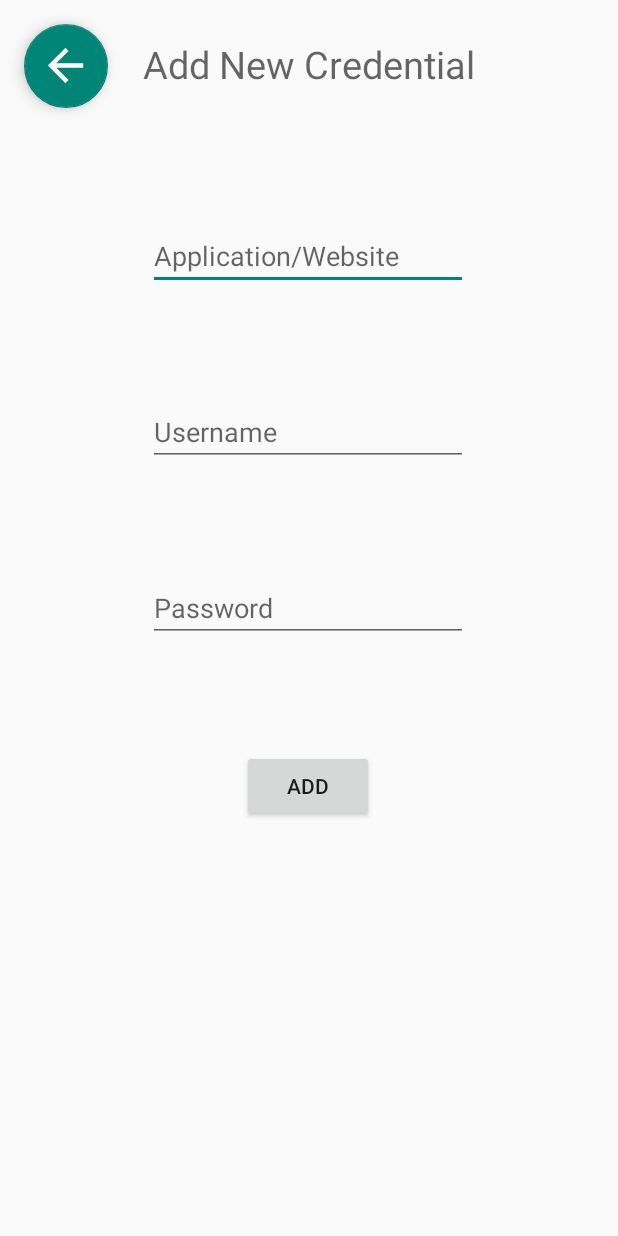
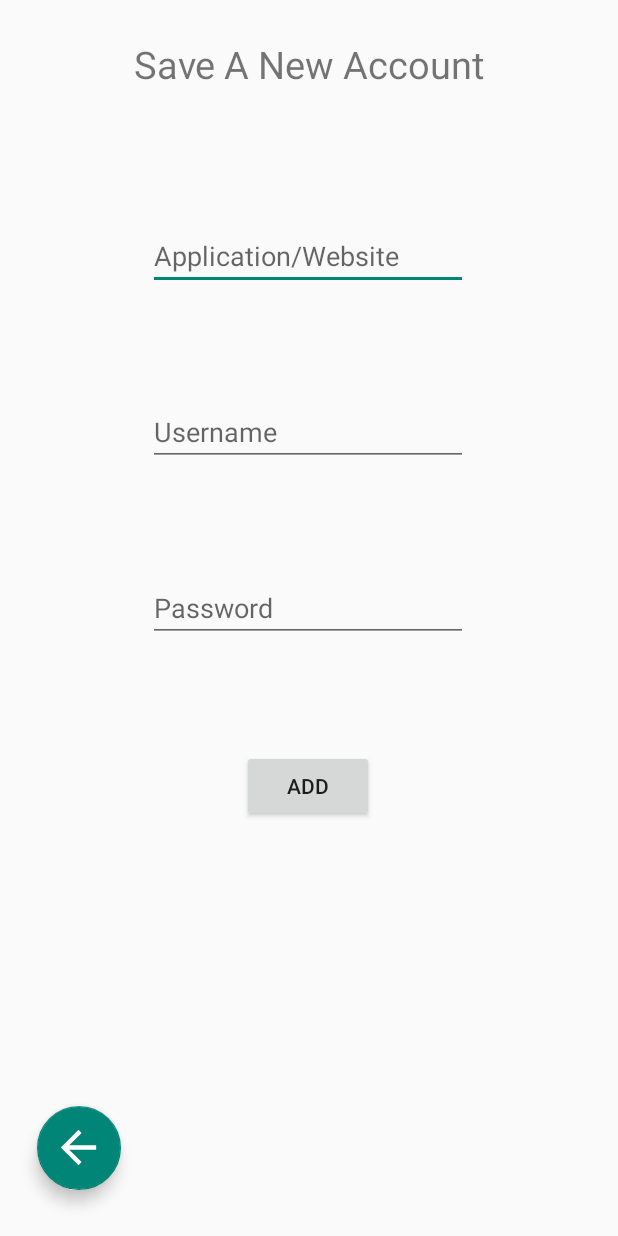
Before and after one commit to AndreTheDeveloper/AccKeep, an Android app: the Add_new screen opened directly, with no data from a screen before it, on a phone screen of 412 x 824 dp. Run offline under Robolectric (Android 15) with nearby library versions, the phone set to English and light mode, and no system bars.

```diff
--- a/app/src/main/java/com/example/acckeep/Login.java
+++ b/app/src/main/java/com/example/acckeep/Login.java
@@ -69,8 +69,6 @@ public class Login extends AppCompatActivity {
         if(guess.length() > 0) {
             guess = guess.substring(0, guess.length() - 1);
             setText();
-        } else {
-            Toast.makeText(this, "Password field is empty", Toast.LENGTH_SHORT).show();
         }
     }
 
@@ -81,7 +79,4 @@ public class Login extends AppCompatActivity {
         }
     }
 
-    public void errorMsg() {
-        Toast.makeText(this, "Password already set", Toast.LENGTH_SHORT).show();
-    }
 }
--- a/app/src/main/res/layout/add.xml
+++ b/app/src/main/res/layout/add.xml
@@ -9,13 +9,13 @@
         android:id="@+id/backHomeButton"
         android:layout_width="wrap_content"
         android:layout_height="wrap_content"
-        android:layout_marginStart="16dp"
-        android:layout_marginTop="16dp"
         android:clickable="true"
-        app:layout_constraintEnd_toStartOf="@+id/addTitle"
-        app:layout_constraintHorizontal_bias="0.0"
+        app:layout_constraintBottom_toBottomOf="parent"
+        app:layout_constraintEnd_toEndOf="parent"
+        app:layout_constraintHorizontal_bias="0.07"
         app:layout_constraintStart_toStartOf="parent"
         app:layout_constraintTop_toTopOf="parent"
+        app:layout_constraintVertical_bias="0.96"
         app:maxImageSize="35dp"
         app:srcCompat="@drawable/abc_vector_test" />
 
@@ -75,7 +75,7 @@
         android:layout_width="wrap_content"
         android:layout_height="wrap_content"
         android:layout_marginTop="25dp"
-        android:hint="Add New Credential"
+        android:text="Save A New Account"
         android:textSize="25dp"
         app:layout_constraintEnd_toEndOf="parent"
         app:layout_constraintStart_toStartOf="parent"
--- a/app/src/main/res/layout/login.xml
+++ b/app/src/main/res/layout/login.xml
@@ -39,7 +39,7 @@
         android:id="@+id/textView7"
         android:layout_width="wrap_content"
         android:layout_height="wrap_content"
-        android:text="Login"
+        android:text="Enter Password"
         android:textSize="25dp"
         app:layout_constraintBottom_toBottomOf="parent"
         app:layout_constraintEnd_toEndOf="parent"
```
Also changed, not shown: app/src/main/java/com/example/acckeep/Add_new.java (+8 -7 lines).
